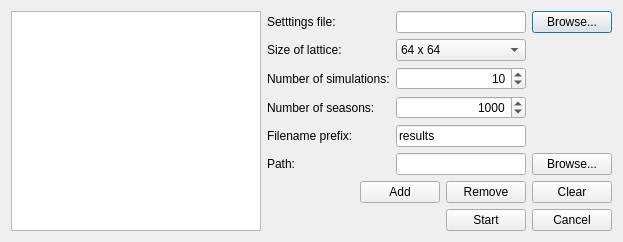
Above: batchdialog.ui from mariomartinezm/QtCaPso before the change. Below: the same form after it.
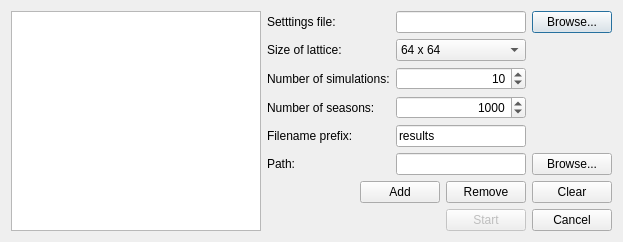
That is the form after the change.

Commit message: Set the default state of buttonStart to disabled

Diff of the .ui file:
```diff
--- a/batchdialog.ui
+++ b/batchdialog.ui
@@ -219,6 +219,9 @@
      </item>
      <item>
       <widget class="QPushButton" name="buttonStart">
+       <property name="enabled">
+        <bool>false</bool>
+       </property>
        <property name="text">
         <string>Start</string>
        </property>
```
Left out of the diff: 6 changed lines with no effect on the pictures.
